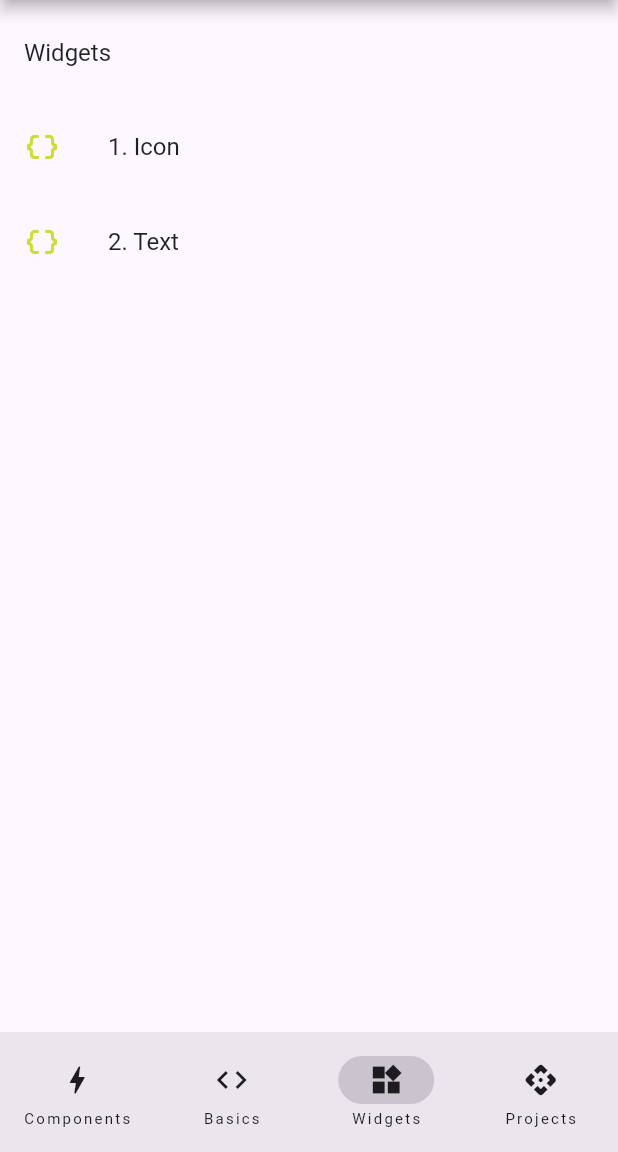
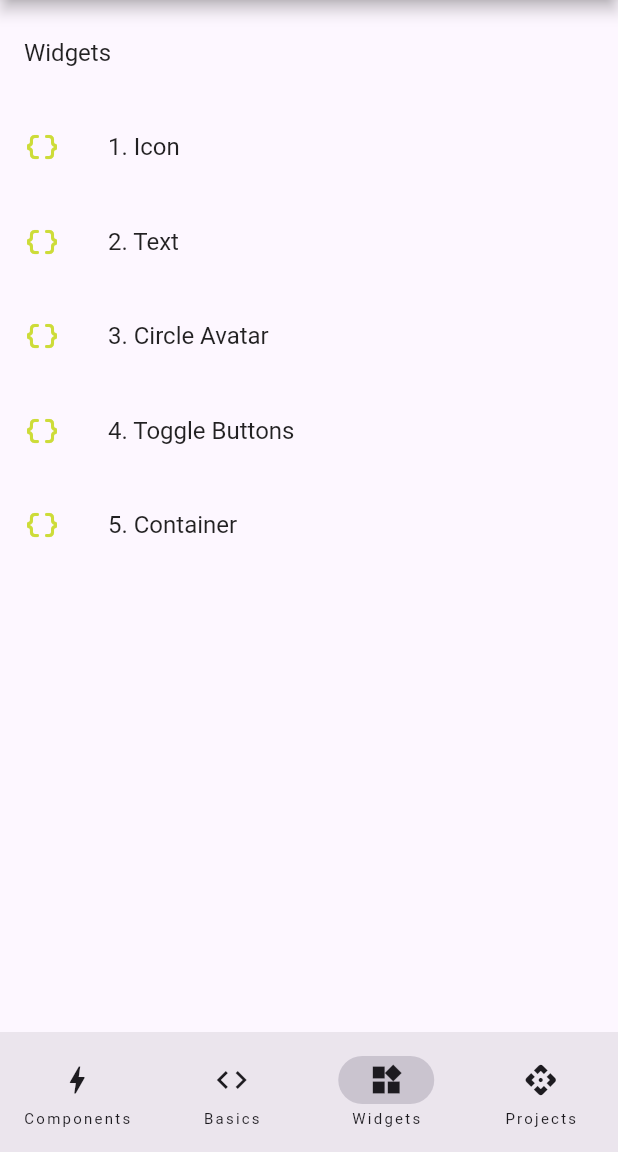
Before and after one commit to omarSuarezRodriguez/flutter_tutorial_final_without_packages, a Flutter app: the screen it shows after launch, item 3 of the bottom bar chosen, on a phone screen of 412 x 824 dp, the part 84-1236 px from its top. Run offline on Flutter 3.47's test engine with Material 2 defaults, Android fonts, the phone set to English and light mode, and no system bars.

Commit message:
Se desarrolló hasta widget 05

```diff
--- a/lib/src/basics_screen/pages/01_animated_builder.dart
+++ b/lib/src/basics_screen/pages/01_animated_builder.dart
@@ -1,5 +1,3 @@
-
-
 import 'package:flutter/material.dart';
 
 class AnimatedBuilderDemo extends StatefulWidget {
--- a/lib/src/routes/routes.dart
+++ b/lib/src/routes/routes.dart
@@ -1,4 +1,7 @@
 import 'package:flutter/material.dart';
+import 'package:flutter_tutorial_final_without_packages/src/widgets_screen/pages/03_circle_avatar.dart';
+import 'package:flutter_tutorial_final_without_packages/src/widgets_screen/pages/04_toggle_buttons.dart';
+import 'package:flutter_tutorial_final_without_packages/src/widgets_screen/pages/05_container.dart';
 
 import '../../src/basics_screen/basics_screen.dart';
 import '../../src/basics_screen/pages/01_animated_builder.dart';
@@ -22,11 +25,13 @@ import '../../src/basics_screen/pages/18_physics_card_drag.dart';
 import '../../src/basics_screen/pages/19_repeating_animation.dart';
 
 
+import '../widgets_screen/widgets_screen.dart';
+import '../widgets_screen/pages/01_icon.dart';
+import '../widgets_screen/pages/02_text.dart';
+
 
 import '../projects_screen/projects_screen.dart';
-import '../widgets_screen/pages/01_icon.dart';
-import '../widgets_screen/pages/02_text.dart';
-import '../widgets_screen/widgets_screen.dart';
+
 
 Map<String, WidgetBuilder> getApplicationRoutes() {
 
@@ -58,6 +63,9 @@ Map<String, WidgetBuilder> getApplicationRoutes() {
     '/widgets_screen'      : (BuildContext context) => const WidgetsScreen(showNavBottomBar: true),
     '/widgets_01'          : (BuildContext context) => const IconWidget(),
     '/widgets_02'          : (BuildContext context) => const TextWidget(),
+    '/widgets_03'          : (BuildContext context) => const CircleAvatarPage(),
+    '/widgets_04'          : (BuildContext context) => const ToggleButtonsWidget(),
+    '/widgets_05'          : (BuildContext context) => const ContainerWidget(),
 
 
 
--- a/lib/src/widgets_screen/widgets_screen.dart
+++ b/lib/src/widgets_screen/widgets_screen.dart
@@ -44,6 +44,48 @@ class WidgetsScreen extends StatelessWidget {
             ),
           ),
 
+          const SizedBox(height: 7),
+          InkWell(
+            onTap: () {
+              Navigator.pushNamed(context, '/widgets_03');
+            },
+            child: const ListTile(
+              title: Text('3. Circle Avatar'),
+              leading: Icon(
+                Icons.data_object_rounded,
+                color: Colors.lime,
+              ),
+            ),
+          ),
+
+          const SizedBox(height: 7),
+          InkWell(
+            onTap: () {
+              Navigator.pushNamed(context, '/widgets_04');
+            },
+            child: const ListTile(
+              title: Text('4. Toggle Buttons'),
+              leading: Icon(
+                Icons.data_object_rounded,
+                color: Colors.lime,
+              ),
+            ),
+          ),
+
+          const SizedBox(height: 7),
+          InkWell(
+            onTap: () {
+              Navigator.pushNamed(context, '/widgets_05');
+            },
+            child: const ListTile(
+              title: Text('5. Container'),
+              leading: Icon(
+                Icons.data_object_rounded,
+                color: Colors.lime,
+              ),
+            ),
+          ),
+
 
         ],
 
```
Also changed, not shown: lib/src/widgets_screen/pages/01_icon.dart (+1 -32 lines), lib/src/widgets_screen/pages/03_circle_avatar.dart (added, +34 -0 lines), lib/src/widgets_screen/pages/04_toggle_buttons.dart (added, +46 -0 lines), lib/src/widgets_screen/pages/05_container.dart (added, +67 -0 lines), 1 other file.
